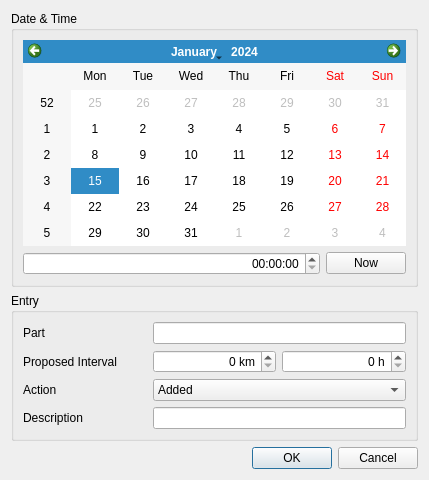
The window that ServiceEntryDialog.ui (masc4ii/WaoStats) describes before a commit, drawn with Qt 5.
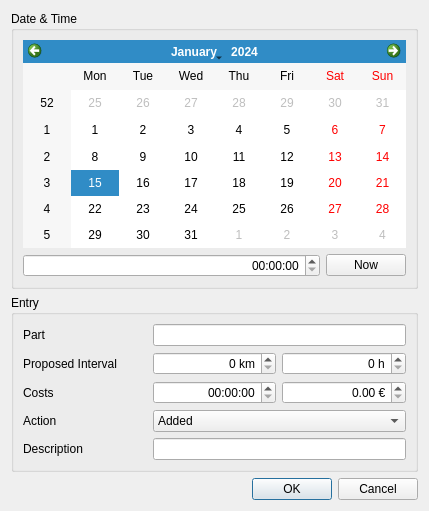
The same window after the commit.

Commit message: Added costs to service list & dialog

```diff
--- a/ServiceEntryDialog.ui
+++ b/ServiceEntryDialog.ui
@@ -7,7 +7,7 @@
     <x>0</x>
     <y>0</y>
     <width>429</width>
-    <height>480</height>
+    <height>511</height>
    </rect>
   </property>
   <property name="windowTitle">
@@ -52,26 +52,23 @@
       <string>Entry</string>
      </property>
      <layout class="QGridLayout" name="gridLayout_2">
-      <item row="1" column="1">
-       <widget class="QSpinBox" name="spinBoxIntervalDist">
-        <property name="alignment">
-         <set>Qt::AlignRight|Qt::AlignTrailing|Qt::AlignVCenter</set>
-        </property>
-        <property name="suffix">
-         <string> km</string>
-        </property>
-        <property name="maximum">
-         <number>999999999</number>
+      <item row="5" column="0">
+       <widget class="QLabel" name="labelAction">
+        <property name="text">
+         <string>Action</string>
         </property>
        </widget>
       </item>
-      <item row="3" column="0">
+      <item row="6" column="0">
        <widget class="QLabel" name="label_5">
         <property name="text">
          <string>Description</string>
         </property>
        </widget>
       </item>
+      <item row="0" column="1" colspan="2">
+       <widget class="QLineEdit" name="lineEditPart"/>
+      </item>
       <item row="0" column="0">
        <widget class="QLabel" name="label_3">
         <property name="text">
@@ -79,19 +76,8 @@
         </property>
        </widget>
       </item>
-      <item row="1" column="0">
-       <widget class="QLabel" name="label">
-        <property name="text">
-         <string>Proposed Interval</string>
-        </property>
-       </widget>
-      </item>
-      <item row="2" column="0">
-       <widget class="QLabel" name="labelAction">
-        <property name="text">
-         <string>Action</string>
-        </property>
-       </widget>
+      <item row="6" column="1" colspan="2">
+       <widget class="QLineEdit" name="lineEditDescr"/>
       </item>
       <item row="1" column="2">
        <widget class="QSpinBox" name="spinBoxIntervalTime">
@@ -106,10 +92,27 @@
         </property>
        </widget>
       </item>
-      <item row="0" column="1" colspan="2">
-       <widget class="QLineEdit" name="lineEditPart"/>
+      <item row="1" column="0">
+       <widget class="QLabel" name="label">
+        <property name="text">
+         <string>Proposed Interval</string>
+        </property>
+       </widget>
       </item>
-      <item row="2" column="1" colspan="2">
+      <item row="1" column="1">
+       <widget class="QSpinBox" name="spinBoxIntervalDist">
+        <property name="alignment">
+         <set>Qt::AlignRight|Qt::AlignTrailing|Qt::AlignVCenter</set>
+        </property>
+        <property name="suffix">
+         <string> km</string>
+        </property>
+        <property name="maximum">
+         <number>999999999</number>
+        </property>
+       </widget>
+      </item>
+      <item row="5" column="1" colspan="2">
        <widget class="QComboBox" name="comboBoxAction">
         <item>
          <property name="text">
@@ -128,8 +131,32 @@
         </item>
        </widget>
       </item>
-      <item row="3" column="1" colspan="2">
-       <widget class="QLineEdit" name="lineEditDescr"/>
+      <item row="2" column="0">
+       <widget class="QLabel" name="label_2">
+        <property name="text">
+         <string>Costs</string>
+        </property>
+       </widget>
+      </item>
+      <item row="2" column="2">
+       <widget class="QDoubleSpinBox" name="doubleSpinBoxIntervalCostsM">
+        <property name="alignment">
+         <set>Qt::AlignRight|Qt::AlignTrailing|Qt::AlignVCenter</set>
+        </property>
+        <property name="suffix">
+         <string> €</string>
+        </property>
+        <property name="maximum">
+         <double>999999.989999999990687</double>
+        </property>
+       </widget>
+      </item>
+      <item row="2" column="1">
+       <widget class="QTimeEdit" name="timeEditCostsT">
+        <property name="alignment">
+         <set>Qt::AlignRight|Qt::AlignTrailing|Qt::AlignVCenter</set>
+        </property>
+       </widget>
       </item>
      </layout>
     </widget>
```
The commit also changes 5 other files.
